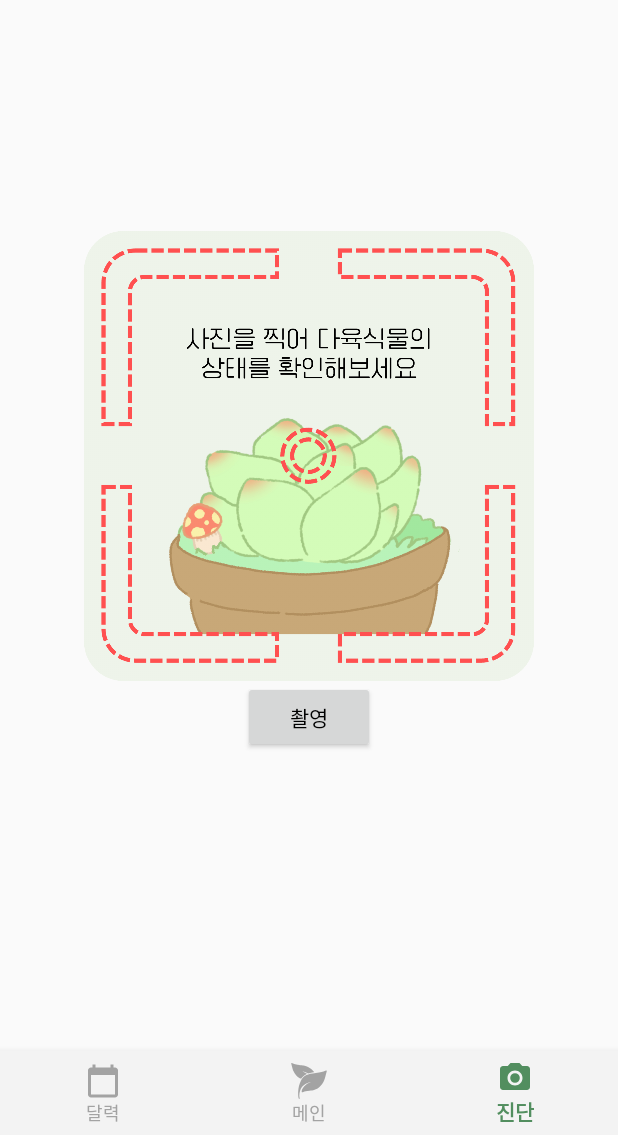
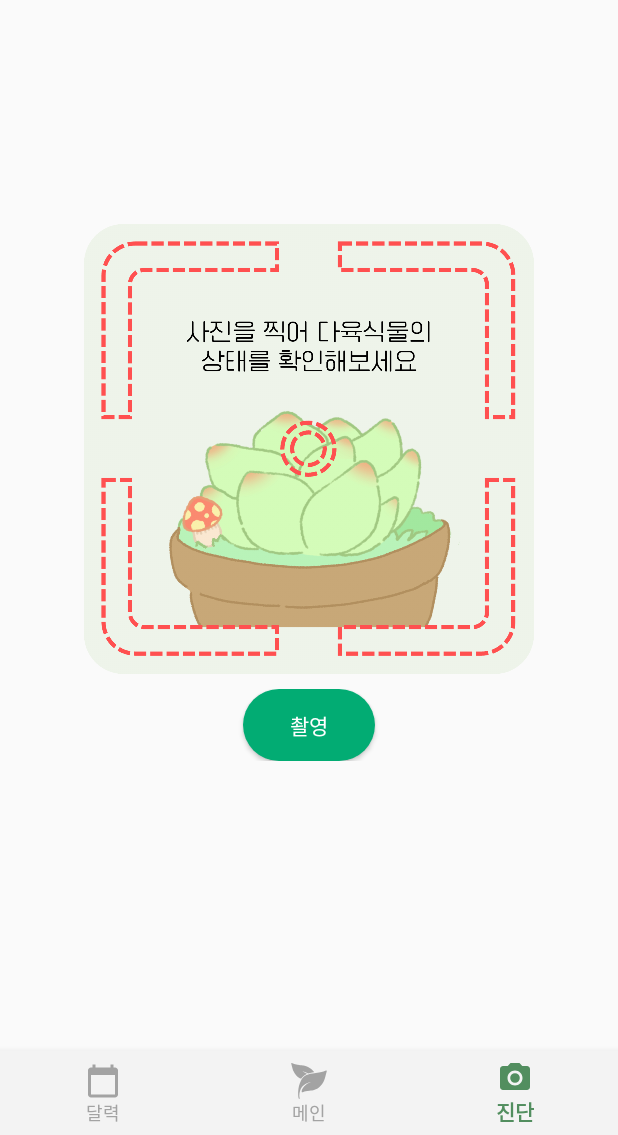
Before and after one commit to Leafy-Your-new-buddy/Leafy, an Android app: the MainFragment screen opened directly, with no data from a screen before it, item 3 of the bottom bar chosen, on a phone screen of 412 x 824 dp, the part 101-1236 px from its top. Run offline under Robolectric (Android 15) with nearby library versions, the light colour scheme and no system bars; our stand-ins replace Firebase (no records; nobody signed in at launch, a user with empty details on screens opened directly); libraries missing offline, so code that uses them is left out: com.loopj.android, org.tensorflow.lite; pictures from the network do not load; 1 statement that could not run was skipped.

Commit message:
진단 화면 버튼 수정

```diff
--- a/app/src/main/java/com/example/leafy/CameraFragment.java
+++ b/app/src/main/java/com/example/leafy/CameraFragment.java
@@ -70,6 +70,7 @@ import java.util.List;
 import java.util.Map;
 
 import static androidx.core.content.ContextCompat.checkSelfPermission;
+import static com.example.leafy.R.color.white;
 
 
 public class CameraFragment extends Fragment implements View.OnClickListener {
--- a/app/src/main/res/layout/fragment_camera.xml
+++ b/app/src/main/res/layout/fragment_camera.xml
@@ -40,12 +40,15 @@
             android:layout_width="match_parent"
             android:layout_height="wrap_content"
             android:orientation="horizontal"
+            android:layout_marginTop="10dp"
             android:gravity="center_horizontal">
             <Button
                 android:id="@+id/btn_capture"
                 android:layout_width="wrap_content"
                 android:layout_height="wrap_content"
                 android:fontFamily="@font/cafe24surroundair"
+                android:background="@drawable/round_btn"
+                android:textColor="@color/white"
                 android:text="촬영"></Button>
             <Button
                 android:id="@+id/classify"
@@ -53,6 +56,8 @@
                 android:layout_height="wrap_content"
                 android:layout_marginLeft="30dp"
                 android:fontFamily="@font/cafe24surroundair"
+                android:background="@drawable/round_btn"
+                android:textColor="@color/white"
                 android:text="진단"></Button>
         </LinearLayout>
         <LinearLayout
@@ -97,9 +102,12 @@
 
             <Button
                 android:id="@+id/btn_record"
+                android:layout_marginBottom="10dp"
                 android:layout_width="wrap_content"
                 android:layout_height="wrap_content"
                 android:text="기록하기"
+                android:background="@drawable/round_btn2"
+                android:textColor="@color/main_color"
                 android:fontFamily="@font/cafe24surroundair"></Button>
         </LinearLayout>
 
--- a/app/src/main/res/layout/fragment_main.xml
+++ b/app/src/main/res/layout/fragment_main.xml
@@ -25,10 +25,11 @@
             android:layout_height="wrap_content"
             >
             <TextView
+                android:fontFamily="@font/cafe24surroundair"
                 android:id="@+id/tv_welcome"
                 android:layout_width="match_parent"
                 android:layout_height="150dp"
-                android:text="안녕하세요, 00님!\n안녕하세요, 00님!"
+                android:text="안녕하세요, 00님!"
                 android:gravity="center"/>
 
 
--- a/app/src/main/res/values/colors.xml
+++ b/app/src/main/res/values/colors.xml
@@ -6,6 +6,7 @@
     <color name="teal_200">#FF03DAC5</color>
 
     <color name="main_color">#02AC73</color>
+    <color name="color_from_ppt">#006F3E</color>
     <color name="water">#B4FFFF</color>
     <color name="red">#FF0000</color>
     <color name="teal_700">#FF018786</color>
```
